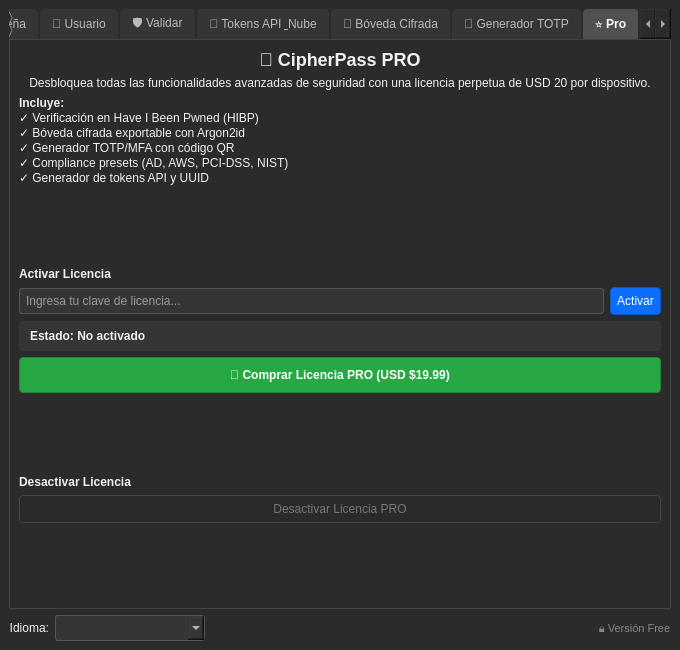
Eduardo-ci/cipherpass_pro, file ui/main_es.ui: the form before one commit.
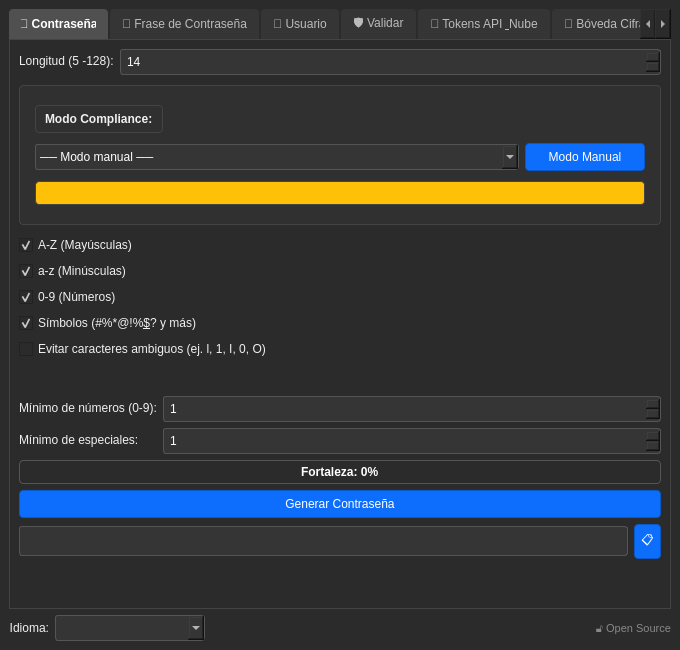
The form after the commit. The open tabs and pages were chosen to show the change. Icons and pictures are not drawn.

Commit message:
Refactor UI files for compliance and PRO features; add contributing guidelines and license
- Removed disabled properties and PRO badges from main_es.xml and main_pt.ui to enable features.
- Updated labels to reflect open-source status instead of PRO version.
- Added CONTRIBUTING.md to guide community contributions.
- Introduced LICENSE.md with GNU AGPLv3 details.
- Created update_translations.sh script for managing translation updates.

```diff
--- a/ui/main_es.ui
+++ b/ui/main_es.ui
@@ -77,9 +77,6 @@
         </item>
         <item>
          <widget class="QFrame" name="frame_compliance">
-          <property name="enabled">
-           <bool>false</bool>
-          </property>
           <property name="styleSheet">
            <string notr="true">QFrame { background-color: #303030; border: 1px solid #444; border-radius: 4px; padding: 6px; margin-top: 4px; margin-bottom: 4px; }</string>
           </property>
@@ -99,16 +96,6 @@
                </property>
               </widget>
              </item>
-             <item>
-              <widget class="QLabel" name="label_compliance_pro_badge">
-               <property name="styleSheet">
-                <string notr="true">background-color: #0d6efd; color: #fff; padding: 2px 6px; border-radius: 3px; font-size: 10px; font-weight: bold;</string>
-               </property>
-               <property name="text">
-                <string>PRO</string>
-               </property>
-              </widget>
-             </item>
              <item>
               <spacer name="horizontalSpacer_compliance">
                <property name="orientation">
@@ -128,9 +115,6 @@
             <layout class="QHBoxLayout" name="horizontalLayout_compliance_controls">
              <item>
               <widget class="QComboBox" name="comboBox_compliance">
-               <property name="enabled">
-                <bool>false</bool>
-               </property>
                <item>
                 <property name="text">
                  <string>── Modo manual ──</string>
@@ -160,9 +144,6 @@
              </item>
              <item>
               <widget class="QPushButton" name="btn_manual_mode">
-               <property name="enabled">
-                <bool>false</bool>
-               </property>
                <property name="maximumSize">
                 <size>
                  <width>120</width>
@@ -702,9 +683,6 @@
         </item>
         <item>
          <widget class="QFrame" name="frame_hibp">
-          <property name="enabled">
-           <bool>false</bool>
-          </property>
           <property name="styleSheet">
            <string notr="true">QFrame { background-color: #303030; border: 1px solid #444; border-radius: 4px; padding: 8px; margin-top: 4px; margin-bottom: 4px; }</string>
           </property>
@@ -719,24 +697,11 @@
             <layout class="QHBoxLayout" name="horizontalLayout_hibp_header">
              <item>
               <widget class="QCheckBox" name="checkBox_hibp">
-               <property name="enabled">
-                <bool>false</bool>
-               </property>
                <property name="text">
                 <string>🔒 Verificar en Have I Been Pwned</string>
                </property>
               </widget>
              </item>
-             <item>
-              <widget class="QLabel" name="label_hibp_pro">
-               <property name="styleSheet">
-                <string notr="true">background-color: #0d6efd; color: #fff; padding: 2px 6px; border-radius: 3px; font-size: 10px; font-weight: bold;</string>
-               </property>
-               <property name="text">
-                <string>PRO</string>
-               </property>
-              </widget>
-             </item>
              <item>
               <spacer name="horizontalSpacer_hibp">
                <property name="orientation">
@@ -756,9 +721,6 @@
             <layout class="QHBoxLayout" name="horizontalLayout_hibp_controls">
              <item>
               <widget class="QPushButton" name="btn_hibp_check">
-               <property name="enabled">
-                <bool>false</bool>
-               </property>
                <property name="cursor">
                 <cursorShape>PointingHandCursor</cursorShape>
                </property>
@@ -869,23 +831,10 @@
        <zorder>label_validar_mensaje</zorder>
       </widget>
       <widget class="QWidget" name="tab_tokens">
-       <property name="enabled">
-        <bool>false</bool>
-       </property>
        <attribute name="title">
         <string>🔐 Tokens API &amp; Nube</string>
        </attribute>
        <layout class="QVBoxLayout" name="verticalLayout_tokens">
-        <item>
-         <widget class="QLabel" name="label_tokens_pro">
-          <property name="styleSheet">
-           <string notr="true">background-color: #0d6efd; color: #fff; padding: 6px 12px; border-radius: 4px; font-weight: bold;</string>
-          </property>
-          <property name="text">
-           <string>🔒 Funcionalidad PRO</string>
-          </property>
-         </widget>
-        </item>
         <item>
          <widget class="QLabel" name="label_tokens_info">
           <property name="text">
@@ -1011,23 +960,10 @@
        </layout>
       </widget>
       <widget class="QWidget" name="tab_vault">
-       <property name="enabled">
-        <bool>false</bool>
-       </property>
        <attribute name="title">
         <string>🔐 Bóveda Cifrada</string>
        </attribute>
        <layout class="QVBoxLayout" name="verticalLayout_vault">
-        <item>
-         <widget class="QLabel" name="label_vault_pro">
-          <property name="styleSheet">
-           <string notr="true">background-color: #0d6efd; color: #fff; padding: 6px 12px; border-radius: 4px; font-weight: bold;</string>
-          </property>
-          <property name="text">
-           <string>🔒 Funcionalidad PRO</string>
-          </property>
-         </widget>
-        </item>
         <item>
          <widget class="QLabel" name="label_vault_info">
           <property name="text">
@@ -1202,23 +1138,10 @@
        </layout>
       </widget>
       <widget class="QWidget" name="tab_totp">
-       <property name="enabled">
-        <bool>false</bool>
-       </property>
        <attribute name="title">
         <string>📱 Generador TOTP</string>
        </attribute>
        <layout class="QVBoxLayout" name="verticalLayout_totp">
-        <item>
-         <widget class="QLabel" name="label_totp_pro">
-          <property name="styleSheet">
-           <string notr="true">background-color: #0d6efd; color: #fff; padding: 6px 12px; border-radius: 4px; font-weight: bold;</string>
-          </property>
-          <property name="text">
-           <string>🔒 Funcionalidad PRO</string>
-          </property>
-         </widget>
-        </item>
         <item>
          <widget class="QLabel" name="label_totp_info">
           <property name="text">
@@ -1389,161 +1312,6 @@
         </item>
        </layout>
       </widget>
-      <widget class="QWidget" name="tab_pro">
-       <attribute name="title">
-        <string>⭐ Pro</string>
-       </attribute>
-       <layout class="QVBoxLayout" name="verticalLayout_pro">
-        <item>
-         <widget class="QLabel" name="label_pro_title">
-          <property name="text">
-           <string>&lt;h2&gt;🚀 CipherPass PRO&lt;/h2&gt;</string>
-          </property>
-          <property name="alignment">
-           <set>Qt::AlignCenter</set>
-          </property>
-         </widget>
-        </item>
-        <item>
-         <widget class="QLabel" name="label_pro_desc">
-          <property name="text">
-           <string>Desbloquea todas las funcionalidades avanzadas de seguridad con una licencia perpetua de USD 20 por dispositivo.</string>
-          </property>
-          <property name="alignment">
-           <set>Qt::AlignCenter</set>
-          </property>
-          <property name="wordWrap">
-           <bool>true</bool>
-          </property>
-         </widget>
-        </item>
-        <item>
-         <widget class="QLabel" name="label_pro_features">
-          <property name="text">
-           <string>&lt;b&gt;Incluye:&lt;/b&gt;&lt;br/&gt;
-✓ Verificación en Have I Been Pwned (HIBP)&lt;br/&gt;
-✓ Bóveda cifrada exportable con Argon2id&lt;br/&gt;
-✓ Generador TOTP/MFA con código QR&lt;br/&gt;
-✓ Compliance presets (AD, AWS, PCI-DSS, NIST)&lt;br/&gt;
-✓ Generador de tokens API y UUID</string>
-          </property>
-          <property name="wordWrap">
-           <bool>true</bool>
-          </property>
-         </widget>
-        </item>
-        <item>
-         <spacer name="spacer_p1">
-          <property name="orientation">
-           <enum>Qt::Vertical</enum>
-          </property>
-          <property name="sizeHint" stdset="0">
-           <size>
-            <width>20</width>
-            <height>20</height>
-           </size>
-          </property>
-         </spacer>
-        </item>
-        <item>
-         <widget class="QLabel" name="label_activate">
-          <property name="text">
-           <string>&lt;b&gt;Activar Licencia&lt;/b&gt;</string>
-          </property>
-         </widget>
-        </item>
-        <item>
-         <layout class="QHBoxLayout" name="horizontalLayout_license_input">
-          <item>
-           <widget class="QLineEdit" name="lineEdit_license_key">
-            <property name="placeholderText">
-             <string>Ingresa tu clave de licencia...</string>
-            </property>
-           </widget>
-          </item>
-          <item>
-           <widget class="QPushButton" name="btn_activate_license">
-            <property name="cursor">
-             <cursorShape>PointingHandCursor</cursorShape>
-            </property>
-            <property name="text">
-             <string>Activar</string>
-            </property>
-           </widget>
-          </item>
-         </layout>
-        </item>
-        <item>
-         <widget class="QLabel" name="label_license_status">
-          <property name="styleSheet">
-           <string notr="true">font-weight: bold; padding: 8px; background-color: #353535; border-radius: 4px;</string>
-          </property>
-          <property name="text">
-           <string>Estado: No activado</string>
-          </property>
-         </widget>
-        </item>
-        <item>
-         <widget class="QPushButton" name="btn_buy_license">
-          <property name="cursor">
-           <cursorShape>PointingHandCursor</cursorShape>
-          </property>
-          <property name="styleSheet">
-           <string notr="true">background-color: #28a745; border: 1px solid #218838; font-weight: bold; padding: 10px;</string>
-          </property>
-          <property name="text">
-           <string>🛒 Comprar Licencia PRO (USD $19.99)</string>
-          </property>
-         </widget>
-        </item>
-        <item>
-         <spacer name="spacer_p2">
-          <property name="orientation">
-           <enum>Qt::Vertical</enum>
-          </property>
-          <property name="sizeHint" stdset="0">
-           <size>
-            <width>20</width>
-            <height>20</height>
-           </size>
-          </property>
-         </spacer>
-        </item>
-        <item>
-         <widget class="QLabel" name="label_deactivate">
-          <property name="text">
-           <string>&lt;b&gt;Desactivar Licencia&lt;/b&gt;</string>
-          </property>
-         </widget>
-        </item>
-        <item>
-         <widget class="QPushButton" name="btn_deactivate_license">
-          <property name="enabled">
-           <bool>false</bool>
-          </property>
-          <property name="cursor">
-           <cursorShape>PointingHandCursor</cursorShape>
-          </property>
-          <property name="text">
-           <string>Desactivar Licencia PRO</string>
-          </property>
-         </widget>
-        </item>
-        <item>
-         <spacer name="spacer_p3">
-          <property name="orientation">
-           <enum>Qt::Vertical</enum>
-          </property>
-          <property name="sizeHint" stdset="0">
-           <size>
-            <width>20</width>
-            <height>40</height>
-           </size>
-          </property>
-         </spacer>
-        </item>
-       </layout>
-      </widget>
      </widget>
     </item>
     <item>
@@ -1586,14 +1354,11 @@
       </item>
       <item>
        <widget class="QLabel" name="label_licencia">
-        <property name="toolTip">
-         <string>Ve a la pestaña ⭐ Pro para activar tu licencia</string>
-        </property>
         <property name="styleSheet">
          <string notr="true">color: #888; font-size: 11px;</string>
         </property>
         <property name="text">
-         <string>🔒 Versión Free</string>
+         <string>🔓 Open Source</string>
         </property>
        </widget>
       </item>
```
The commit also changes 12 other files.
